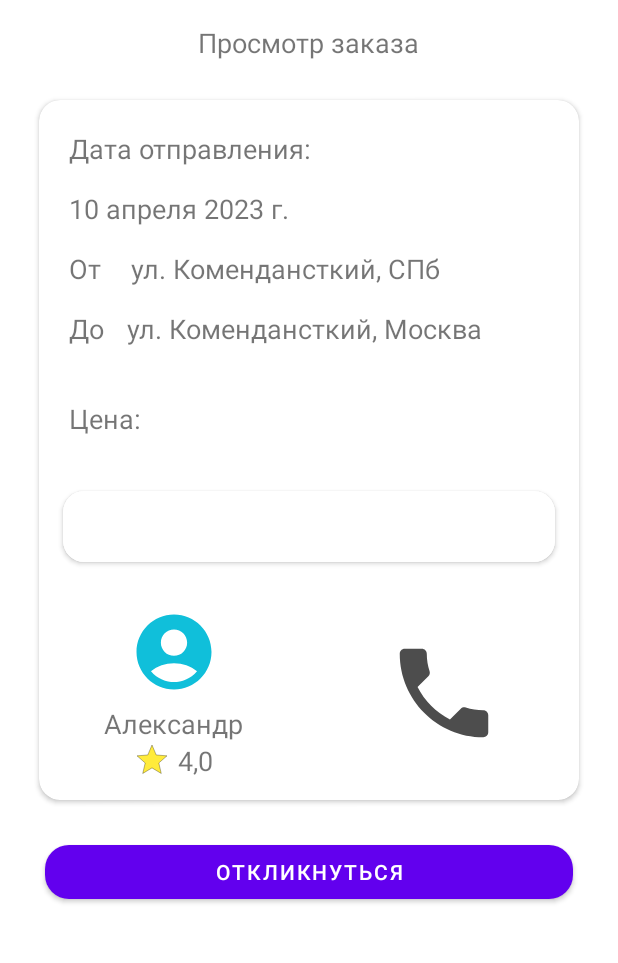
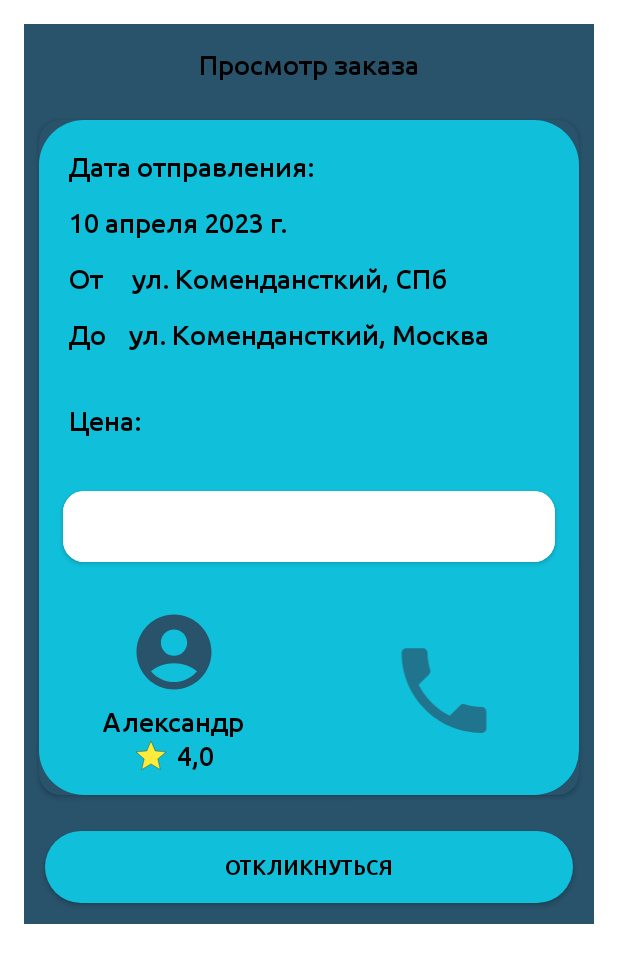
Before and after one commit to MNE-all/FromAndTo, an Android app: the layout order_bottom_sheet_dialog.xml on its own in the app's theme, with its tools: preview values and no code run, on a phone screen of 412 x 824 dp. Shown: the top 963 px of the screen. Run offline under Robolectric (Android 15) with nearby library versions, the phone set to English and light mode, and no system bars; network calls fail; Roboto replaces fonts that are not available here.

Commit message:
Изменил тему в order_bottom_sheet_dialog.xml и order_item.xml

```diff
--- a/app/src/main/res/drawable/baseline_phone_24.xml
+++ b/app/src/main/res/drawable/baseline_phone_24.xml
@@ -1,4 +1,4 @@
-<vector android:alpha="0.7" android:height="24dp" android:tint="#000000"
+<vector android:alpha="0.7" android:height="24dp" android:tint="?attr/cardViewBgC"
     android:viewportHeight="24" android:viewportWidth="24"
     android:width="24dp" xmlns:android="http://schemas.android.com/apk/res/android">
     <path android:fillColor="@android:color/white" android:pathData="M6.62,10.79c1.44,2.83 3.76,5.14 6.59,6.59l2.2,-2.2c0.27,-0.27 0.67,-0.36 1.02,-0.24 1.12,0.37 2.33,0.57 3.57,0.57 0.55,0 1,0.45 1,1V20c0,0.55 -0.45,1 -1,1 -9.39,0 -17,-7.61 -17,-17 0,-0.55 0.45,-1 1,-1h3.5c0.55,0 1,0.45 1,1 0,1.25 0.2,2.45 0.57,3.57 0.11,0.35 0.03,0.74 -0.25,1.02l-2.2,2.2z"/>
--- a/app/src/main/res/layout/order_bottom_sheet_dialog.xml
+++ b/app/src/main/res/layout/order_bottom_sheet_dialog.xml
@@ -4,14 +4,17 @@
     xmlns:tools="http://schemas.android.com/tools"
     android:orientation="vertical"
     android:layout_width="match_parent"
-    android:layout_height="match_parent">
+    android:layout_height="match_parent"
+    android:background="?attr/backgroundC">
         <LinearLayout
             android:id="@+id/LinearDescription"
             android:layout_width="match_parent"
             android:layout_height="wrap_content"
+            android:layout_marginTop="16dp"
             android:layout_marginLeft="16dp"
             android:layout_marginRight="16dp"
             android:orientation="vertical"
+            android:background="?attr/cardViewBgC"
             app:layout_constraintEnd_toEndOf="parent"
             app:layout_constraintStart_toStartOf="parent"
             tools:layout_editor_absoluteY="40dp">
@@ -24,6 +27,8 @@
                 android:gravity="center"
                 android:layout_margin="16dp"
                 android:text="Просмотр заказа"
+                android:fontFamily="@font/ubuntu_medium"
+                android:textColor="?attr/textC"
                 android:textSize="18sp"/>
 
 
@@ -31,12 +36,14 @@
                 android:layout_width="match_parent"
                 android:layout_height="wrap_content"
                 android:layout_margin="10dp"
+                app:cardBackgroundColor="?attr/cardViewBgC"
                 app:cardCornerRadius="14dp">
 
                 <LinearLayout
                     android:layout_width="match_parent"
                     android:layout_height="wrap_content"
-                    android:orientation="vertical">
+                    android:orientation="vertical"
+                    android:background="@drawable/custom_button_style_all">
 
                     <LinearLayout
                         android:id="@+id/linearTrip"
@@ -51,6 +58,8 @@
                             android:layout_marginLeft="20dp"
                             android:layout_marginTop="20dp"
                             android:layout_marginRight="20dp"
+                            android:fontFamily="@font/ubuntu_medium"
+                            android:textColor="?attr/textC"
                             android:text="Дата отправления:"
                             android:textSize="18sp" />
 
@@ -61,6 +70,8 @@
                             android:layout_marginLeft="20dp"
                             android:layout_marginTop="15dp"
                             android:layout_marginRight="20dp"
+                            android:fontFamily="@font/ubuntu_medium"
+                            android:textColor="?attr/textC"
                             android:text="10 апреля 2023 г."
                             android:textSize="18sp" />
 
@@ -75,6 +86,8 @@
                                 android:id="@+id/txtBegin"
                                 android:layout_width="0dp"
                                 android:layout_height="wrap_content"
+                                android:fontFamily="@font/ubuntu_medium"
+                                android:textColor="?attr/textC"
                                 android:text="От "
                                 android:textSize="18sp"
                                 app:layout_constraintStart_toStartOf="parent"
@@ -85,6 +98,8 @@
                                 android:layout_width="0dp"
                                 android:layout_height="wrap_content"
                                 android:layout_marginStart="15dp"
+                                android:fontFamily="@font/ubuntu_medium"
+                                android:textColor="?attr/textC"
                                 android:text="ул. Комендансткий, СПб"
                                 android:textSize="18sp"
                                 app:layout_constraintEnd_toEndOf="parent"
@@ -105,6 +120,8 @@
                                 android:id="@+id/txtEnd"
                                 android:layout_width="0dp"
                                 android:layout_height="wrap_content"
+                                android:fontFamily="@font/ubuntu_medium"
+                                android:textColor="?attr/textC"
                                 android:text="До"
                                 android:textSize="18sp"
                                 app:layout_constraintStart_toStartOf="parent"
@@ -116,6 +133,8 @@
                                 android:layout_height="wrap_content"
                                 android:layout_marginStart="15dp"
                                 android:maxLines="5"
+                                android:fontFamily="@font/ubuntu_medium"
+                                android:textColor="?attr/textC"
                                 android:text="ул. Комендансткий, Москва"
                                 android:textSize="18sp"
                                 app:layout_constraintEnd_toEndOf="parent"
@@ -127,6 +146,8 @@
                             android:id="@+id/tripPrice"
                             android:layout_width="match_parent"
                             android:layout_height="wrap_content"
+                            android:fontFamily="@font/ubuntu_medium"
+                            android:textColor="?attr/textC"
                             android:text="Цена:"
                             android:layout_margin="20dp"
                             android:textSize="18sp"/>
@@ -165,7 +186,7 @@
                                     android:layout_height="60dp"
                                     android:layout_gravity="center"
                                     android:layout_weight="1"
-                                    app:srcCompat="@drawable/baseline_account_circle_24" />
+                                    app:srcCompat="@drawable/baseline_account_circle_light_24" />
 
                                 <TextView
                                     android:id="@+id/txtName"
@@ -173,6 +194,8 @@
                                     android:layout_height="wrap_content"
                                     android:layout_gravity="center"
                                     android:layout_marginTop="5dp"
+                                    android:fontFamily="@font/ubuntu_medium"
+                                    android:textColor="?attr/textC"
                                     android:text="Александр"
                                     android:textSize="18sp"
                                     app:layout_constraintEnd_toEndOf="@+id/imgUrl"
@@ -199,6 +222,8 @@
                                         android:layout_width="wrap_content"
                                         android:layout_height="wrap_content"
                                         android:layout_marginLeft="5dp"
+                                        android:fontFamily="@font/ubuntu_medium"
+                                        android:textColor="?attr/textC"
                                         android:text="4,0"
                                         android:textSize="18sp"
                                         app:layout_constraintBottom_toBottomOf="@+id/imageView2"
@@ -225,12 +250,14 @@
             </androidx.cardview.widget.CardView>
 
 
-            <Button
+            <androidx.appcompat.widget.AppCompatButton
                 android:id="@+id/btnResponse"
                 android:layout_width="match_parent"
                 android:layout_height="wrap_content"
                 android:layout_margin="14dp"
-                android:text="Откликнуться"
-                app:cornerRadius="16dp" />
+                android:background="@drawable/custom_button_style_all"
+                android:fontFamily="@font/ubuntu_medium"
+                android:textColor="?attr/textC"
+                android:text="Откликнуться"/>
         </LinearLayout>
 </LinearLayout>
```
Also changed, not shown: app/src/main/res/layout/order_item.xml (+29 -6 lines).
